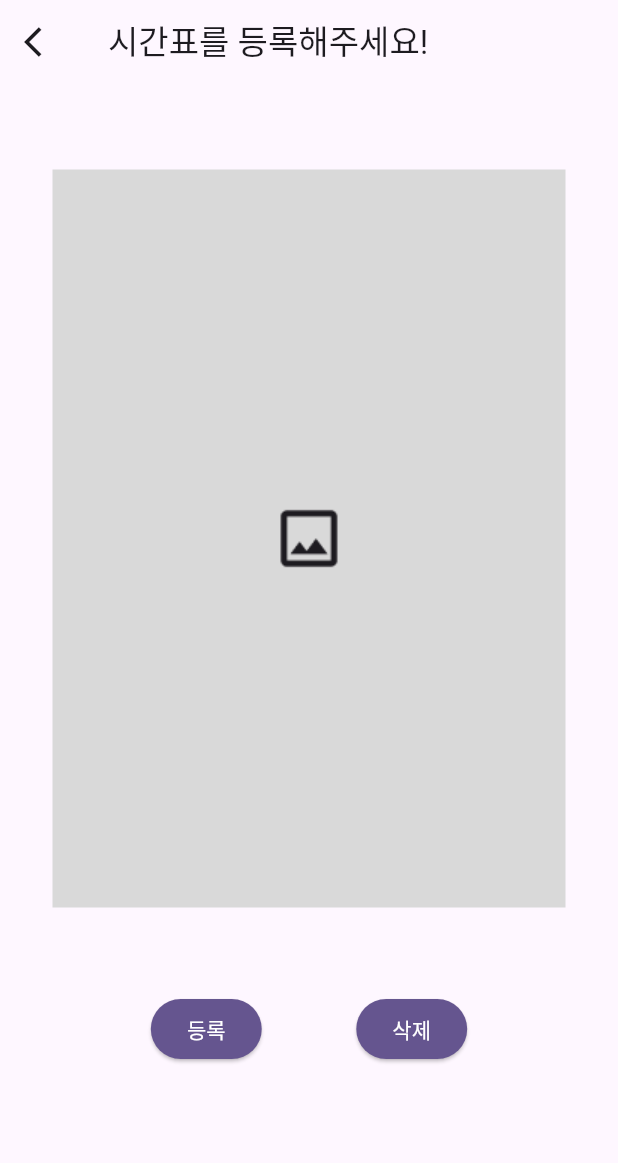
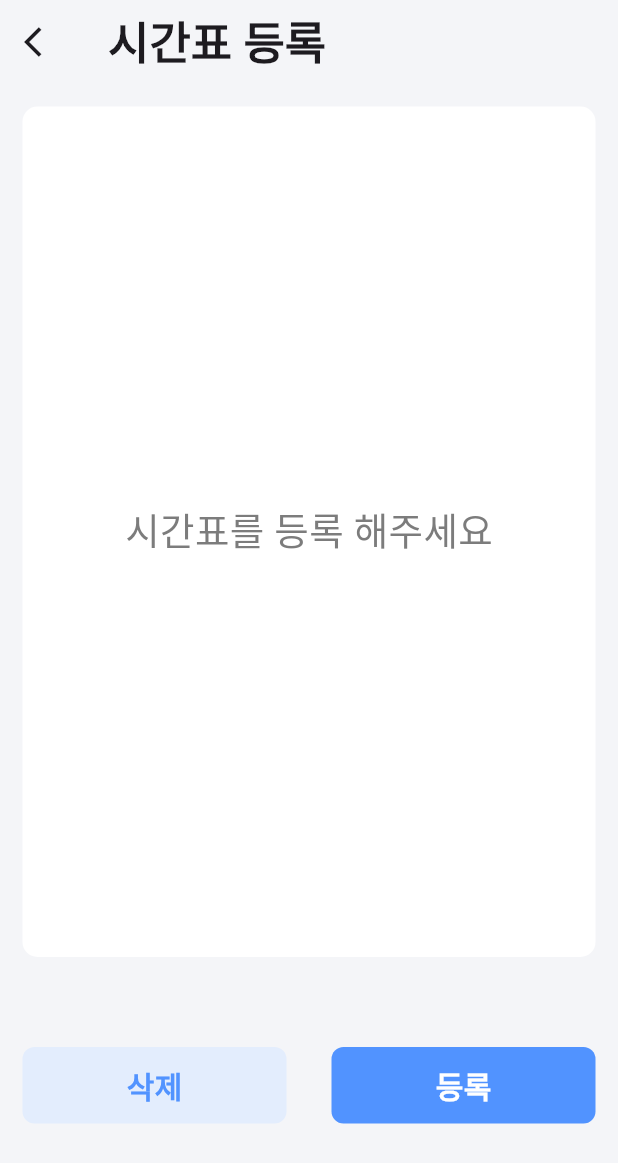
Before and after one commit to AIIA-GCU/VinTeum-FE, a Flutter app: the TimetableScreen screen opened directly, on a phone screen of 412 x 824 dp. Shown: the top 1163 px of the screen. Run offline on Flutter 3.47's test engine with Material 3 defaults, Android fonts, the phone set to English and light mode, and no system bars; our stand-ins replace image_picker.

Commit message:
[feat] 시간표 등록 페이지

```diff
--- a/lib/Page/Timetable_Screen.dart
+++ b/lib/Page/Timetable_Screen.dart
@@ -4,10 +4,12 @@ import 'package:flutter/material.dart';
 import 'package:flutter/widgets.dart';
 import 'package:vinteum/Common/color.dart';
 import 'package:image_picker/image_picker.dart';
+import 'package:vinteum/Common/custom_button.dart';
 import 'package:vinteum/main.dart';
 
 class TimetableScreen extends StatefulWidget {
   const TimetableScreen({super.key, required this.selected});
+
   final bool selected;
 
   @override
@@ -21,13 +23,13 @@ class _TimetableScreenState extends State<TimetableScreen> {
   bool loading = false;
   String imageName = "unselected";
   String? fileName;
+
   @override
   void initState() {
     super.initState();
   }
 
   Future<void> uploadImage(ImageSource gallery) async {
-
     setState(() => loading = true);
     final XFile? pickedFile =
         await picker.pickImage(source: ImageSource.gallery);
@@ -44,61 +46,90 @@ class _TimetableScreenState extends State<TimetableScreen> {
   @override
   Widget build(BuildContext context) {
     return Scaffold(
+      backgroundColor: VinTeumColors.background,
       appBar: AppBar(
+         backgroundColor: VinTeumColors.background,
         leading: IconButton(
           onPressed: () {
             Navigator.pop(context);
           },
           icon: Icon(Icons.arrow_back_ios),
         ),
-        title: Text("시간표를 등록해주세요!"),
+        title: Text("시간표 등록",
+            style: TextStyle(fontWeight: FontWeight.bold, fontSize: 30)),
       ),
       body: Padding(
-        padding: const EdgeInsets.symmetric(horizontal: 35, vertical: 57),
+        padding: const EdgeInsets.symmetric(horizontal: 15, vertical: 15),
         child: Column(
           children: [
-            selected == false ?
-            Expanded(
+            selected == false
+                ? Expanded(
                     child: Container(
-                color: VinTeumColors.grey2,
-                child: Image.asset("assets/img/unselected.png")
+                      width: double.infinity,
+                      decoration: BoxDecoration(
+                        color: Colors.white,
+                        borderRadius: BorderRadius.circular(10),
                       ),
-            ):
-            Expanded(
-              child: Container(
-                  child: Image.file(
-                    File(image!.path))
+                      child: Center(child: Text("시간표를 등록 해주세요", style: TextStyle(color: VinTeumColors.darkgrey, fontSize: 25))),
                     ),
+                  )
+                : Expanded(
+                    child: Container(child: Image.file(File(image!.path))),
                   ),
             Padding(
-              padding: const EdgeInsets.symmetric(horizontal: 35, vertical: 57),
+              padding: const EdgeInsets.symmetric(vertical: 60),
               child: Row(
                 mainAxisAlignment: MainAxisAlignment.center,
                 children: [
-                  ElevatedButton(
-                      style: ElevatedButton.styleFrom(
-                          shape: RoundedRectangleBorder(
-                              borderRadius: BorderRadius.circular(20)),
-                        backgroundColor: VinTeumColors.primaryColor
-                      ),
-                      onPressed: () async {
-                      await uploadImage(ImageSource.gallery);
-                      },
-                    child: Text("등록", style: TextStyle(color: Colors.white)),
-                  ),
-                  SizedBox(width: ratio.width * 63),
-                  ElevatedButton(
-                    style: ElevatedButton.styleFrom(
-                        shape: RoundedRectangleBorder(
-                            borderRadius: BorderRadius.circular(20)),
-                        backgroundColor: VinTeumColors.primaryColor
-                    ),
-                    onPressed: () {
+                  Expanded(
+                    child: GestureDetector(
+                      onTap: ()  {
                         setState(() {
                           selected = false;
                         });
                       },
-                    child: Text("삭제", style: TextStyle(color: Colors.white)),
+                      child: Container(
+                          padding: const EdgeInsets.symmetric(vertical: 11),
+                          width: double.infinity,
+                          decoration: BoxDecoration(
+                            color: VinTeumColors.subBlue2,
+                            borderRadius: BorderRadius.circular(8),
+                          ),
+                          child: Center(
+                            child: Text(
+                              "삭제",
+                              style: TextStyle(
+                                  fontSize: 20,
+                                  color: VinTeumColors.mainBlue,
+                                  fontWeight: FontWeight.bold),
+                            ),
+                          )),
+                    ),
+                  ),
+                  SizedBox(width: ratio.width * 30),
+
+                  Expanded(
+                    child: GestureDetector(
+                        onTap: () async {
+                          await uploadImage(ImageSource.gallery);
+                        },
+                      child: Container(
+                          padding: const EdgeInsets.symmetric(vertical: 11),
+                          width: double.infinity,
+                          decoration: BoxDecoration(
+                            color: VinTeumColors.mainBlue,
+                            borderRadius: BorderRadius.circular(8),
+                          ),
+                          child: Center(
+                            child: Text(
+                              "등록",
+                              style: TextStyle(
+                                  fontSize: 20,
+                                  color: Colors.white,
+                                  fontWeight: FontWeight.bold),
+                            ),
+                          )),
+                    ),
                   ),
                 ],
               ),
```
Lines whose indentation alone changed are shown as unchanged.
